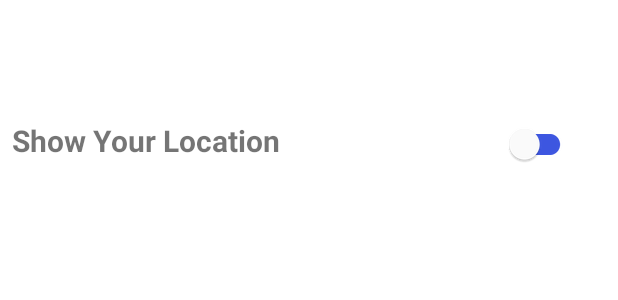
After one commit to sourabh-bharmoria/MoviesApp, an Android app built with Jetpack Compose: the layout fragment_location.xml on its own in the app's theme, with its tools: preview values and no code run, on a phone screen of 412 x 824 dp. The commit adds this screen. Shown: the top 300 px of the screen. Run offline under Robolectric (Android 15) with nearby library versions, the phone set to English and light mode, and no system bars.

Commit message:
Location feature Added

```diff
--- a/app/build.gradle.kts
+++ b/app/build.gradle.kts
@@ -128,6 +128,9 @@ dependencies {
 
     implementation("androidx.work:work-runtime-ktx:$work_version")
 
+    implementation("com.google.android.gms:play-services-location:21.0.1")
+
+
 
     testImplementation(libs.junit)
     androidTestImplementation(libs.androidx.junit)
--- a/app/src/main/AndroidManifest.xml
+++ b/app/src/main/AndroidManifest.xml
@@ -3,6 +3,10 @@
     xmlns:tools="http://schemas.android.com/tools">
 
     <uses-permission android:name="android.permission.INTERNET"/>
+    <uses-permission android:name="android.permission.ACCESS_FINE_LOCATION"/>
+    <uses-permission android:name="android.permission.ACCESS_COARSE_LOCATION"/>
+    <uses-permission android:name="android.permission.ACCESS_BACKGROUND_LOCATION" />
+
 
     <uses-permission android:name="android.permission.POST_NOTIFICATIONS" />
 
--- /dev/null
+++ b/app/src/main/res/drawable/baseline_location_on_24.xml
@@ -0,0 +1,5 @@
+<vector xmlns:android="http://schemas.android.com/apk/res/android" android:height="24dp" android:tint="#000000" android:viewportHeight="24" android:viewportWidth="24" android:width="24dp">
+
+    <path android:fillColor="@android:color/white" android:pathData="M12,2C8.13,2 5,5.13 5,9c0,5.25 7,13 7,13s7,-7.75 7,-13c0,-3.87 -3.13,-7 -7,-7zM12,11.5c-1.38,0 -2.5,-1.12 -2.5,-2.5s1.12,-2.5 2.5,-2.5 2.5,1.12 2.5,2.5 -1.12,2.5 -2.5,2.5z"/>
+
+</vector>
--- /dev/null
+++ b/app/src/main/res/layout/fragment_location.xml
@@ -0,0 +1,36 @@
+<?xml version="1.0" encoding="utf-8"?>
+<androidx.constraintlayout.widget.ConstraintLayout xmlns:android="http://schemas.android.com/apk/res/android"
+    xmlns:tools="http://schemas.android.com/tools"
+    android:id="@+id/rootLayout"
+    android:layout_width="match_parent"
+    android:layout_height="match_parent"
+    android:paddingTop="?attr/actionBarSize"
+    xmlns:app="http://schemas.android.com/apk/res-auto"
+    tools:context=".LocationFragment">
+
+    <TextView
+        android:id="@+id/textView"
+        android:layout_width="wrap_content"
+        android:layout_height="wrap_content"
+        android:layout_marginTop="24dp"
+        android:layout_marginStart="8dp"
+        android:text="Show Your Location"
+        android:textSize="20sp"
+        android:textStyle="bold"
+        app:layout_constraintStart_toStartOf="parent"
+        app:layout_constraintTop_toTopOf="parent" />
+
+    <androidx.appcompat.widget.SwitchCompat
+        android:id="@+id/mySwitch"
+        android:layout_width="wrap_content"
+        android:layout_height="wrap_content"
+        android:checked="false"
+        android:layout_marginTop="16dp"
+        android:layout_marginEnd="28dp"
+        app:layout_constraintEnd_toEndOf="parent"
+        app:layout_constraintTop_toTopOf="parent"
+        app:thumbTint="@android:color/white"
+        app:trackTint="#3D56E0" />
+
+
+</androidx.constraintlayout.widget.ConstraintLayout>
```
Also changed, not shown: app/src/main/java/com/example/moviesapp/LocationFragment.kt (added, +143 -0 lines), app/src/main/java/com/example/moviesapp/LocationWorker.kt (added, +40 -0 lines), app/src/main/java/com/example/moviesapp/MainActivity.kt (+9 -2 lines), app/src/main/java/com/example/moviesapp/NotificationWorker.kt (+20 -0 lines), app/src/main/res/menu/navigation_items.xml (+4 -4 lines).
